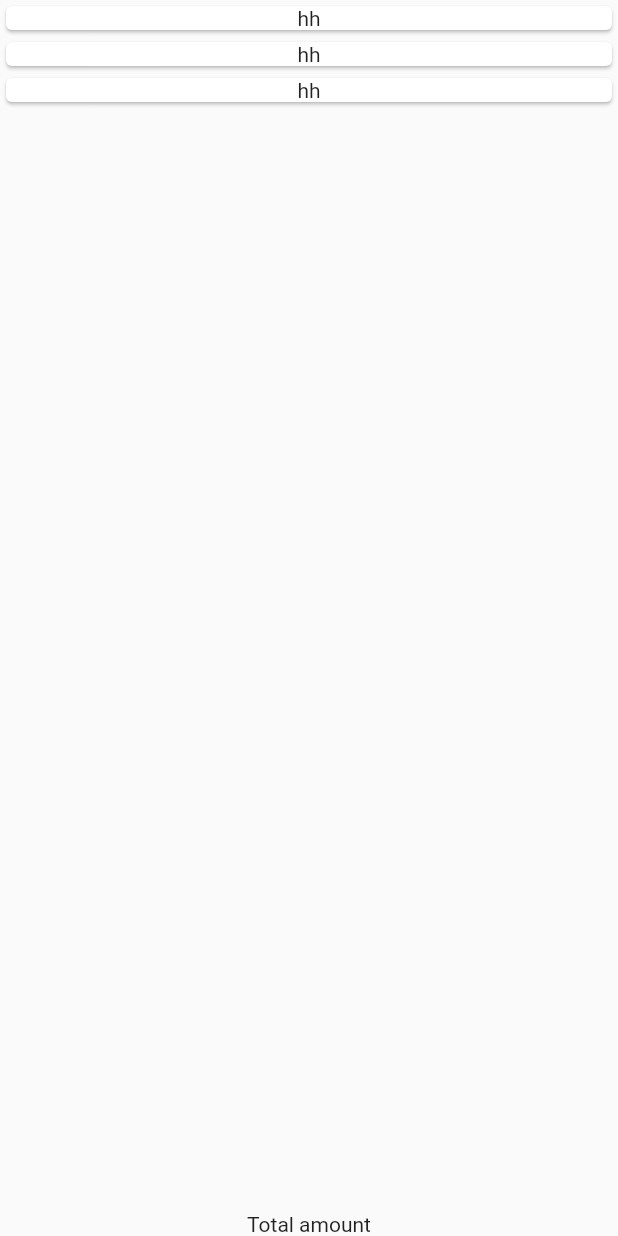
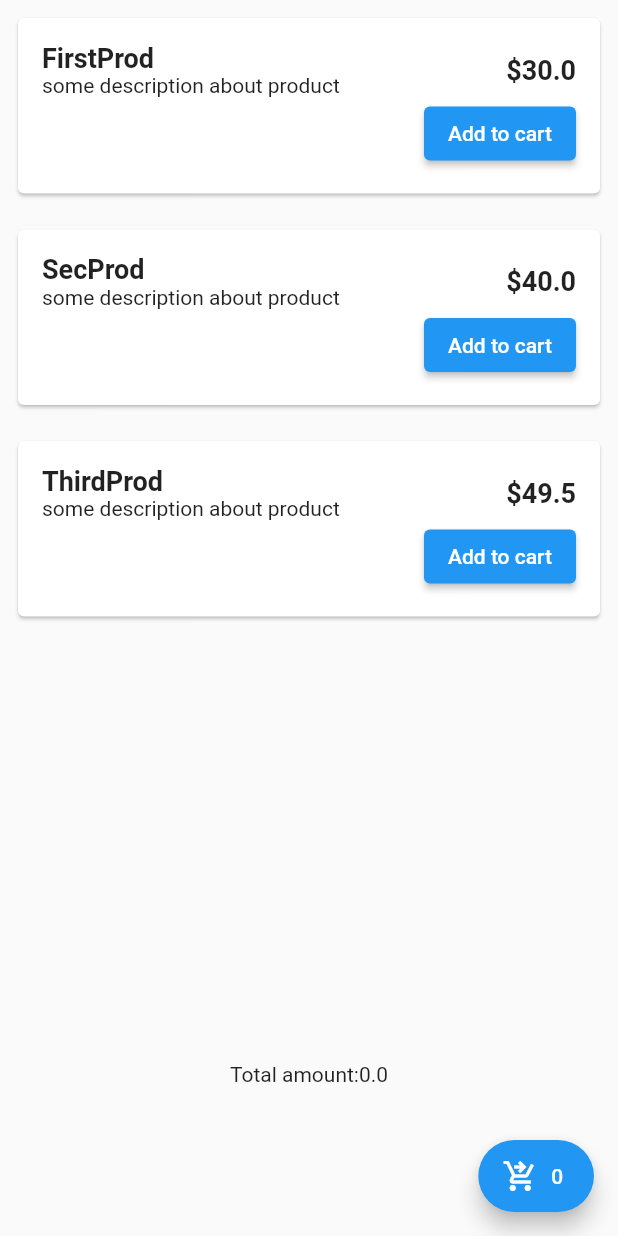
Before and after one commit to ilutsav/cart_getx, a Flutter app: the screen it shows after launch, on a phone screen of 412 x 824 dp. Run offline on Flutter 3.47's test engine with Material 2 defaults, Android fonts, the phone set to English and light mode, and no system bars; our stand-ins replace get.

Commit message:
completed the project without errors

```diff
--- /dev/null
+++ b/lib/controllers/cart_controller.dart
@@ -0,0 +1,13 @@
+import 'package:cart_getx/models/product.dart';
+import 'package:get/get.dart';
+
+class CartController extends GetxController {
+  var cartItems = <Product>[].obs;
+  int get count => cartItems.length;
+  double get totalPrice =>
+      cartItems.fold(0, (sum, item) => sum + item.productPrice!);
+
+  void addToCart(Product product) {
+    cartItems.add(product);
+  }
+}
--- a/lib/controllers/shopping_controller.dart
+++ b/lib/controllers/shopping_controller.dart
@@ -12,7 +12,7 @@ class ShoppingController extends GetxController {
   }
 
   void fetchProducts() async {
-    await Future.delayed(Duration(seconds: 2));
+    await Future.delayed(const Duration(seconds: 2));
     var serverResponse = [
       Product(
           id: 1,
--- a/lib/main.dart
+++ b/lib/main.dart
@@ -6,7 +6,7 @@ void main() {
 }
 
 class MyApp extends StatelessWidget {
-  const MyApp({super.key});
+  const MyApp({Key? key}) : super(key: key);
 
   // This widget is the root of your application.
   @override
--- a/lib/views/shopping_page.dart
+++ b/lib/views/shopping_page.dart
@@ -1,14 +1,20 @@
+import 'package:cart_getx/controllers/cart_controller.dart';
 import 'package:cart_getx/controllers/shopping_controller.dart';
 import 'package:flutter/material.dart';
 import 'package:get/get.dart';
 import 'package:get/instance_manager.dart';
 
 class ShoppingPage extends StatelessWidget {
+  final shoppingController = Get.put(ShoppingController());
+  final cartController = Get.put(CartController());
+
   ShoppingPage({super.key});
-  final shoppingController = Get.put(ShoppingController());
 
   @override
   Widget build(BuildContext context) {
+    const heading = TextStyle(fontSize: 18, fontWeight: FontWeight.w600);
+    const body = TextStyle(fontSize: 14);
+    const values = TextStyle(fontSize: 18, fontWeight: FontWeight.bold);
     return Scaffold(
       body: Column(
         children: [
@@ -18,17 +24,63 @@ class ShoppingPage extends StatelessWidget {
                 itemCount: controller.products.length,
                 itemBuilder: (context, index) {
                   return Card(
-                    child: Column(
-                      children: [Text("hh")],
+                    margin: const EdgeInsets.all(12),
+                    child: Padding(
+                      padding: const EdgeInsets.all(16),
+                      child: Column(
+                        crossAxisAlignment: CrossAxisAlignment.end,
+                        children: [
+                          Row(
+                            mainAxisAlignment: MainAxisAlignment.spaceBetween,
+                            children: [
+                              Column(
+                                crossAxisAlignment: CrossAxisAlignment.start,
+                                children: [
+                                  Text(
+                                    '${controller.products[index].productName}',
+                                    style: heading,
+                                  ),
+                                  Text(
+                                    '${controller.products[index].productDescription}',
+                                    style: body,
+                                  ),
+                                ],
+                              ),
+                              Text(
+                                '\$${controller.products[index].productPrice}',
+                                style: values,
+                              ),
+                            ],
+                          ),
+                          ElevatedButton(
+                            onPressed: () {
+                              cartController
+                                  .addToCart(controller.products[index]);
+                            },
+                            child: const Text('Add to cart'),
+                          )
+                        ],
+                      ),
                     ),
                   );
                 },
               );
             }),
           ),
-          Text('Total amount'),
+          GetX<CartController>(builder: (controller) {
+            return Text('Total amount:' + cartController.totalPrice.toString());
+          }),
+          const SizedBox(
+            height: 100,
+          )
         ],
       ),
+      floatingActionButton: FloatingActionButton.extended(
+          onPressed: () {},
+          icon: Icon(Icons.shopping_cart_checkout),
+          label: GetX<CartController>(builder: (controller) {
+            return Text(controller.count.toString());
+          })),
     );
   }
 }
--- a/pubspec.yaml
+++ b/pubspec.yaml
@@ -28,7 +28,7 @@ environment:
 # the latest version available on pub.dev. To see which dependencies have newer
 # versions available, run `flutter pub outdated`.
 dependencies:
-  get: ^5.0.0-release-candidate-5
+  get: ^4.1.4
   flutter:
     sdk: flutter
 
```
Also changed, not shown: pubspec.lock.
